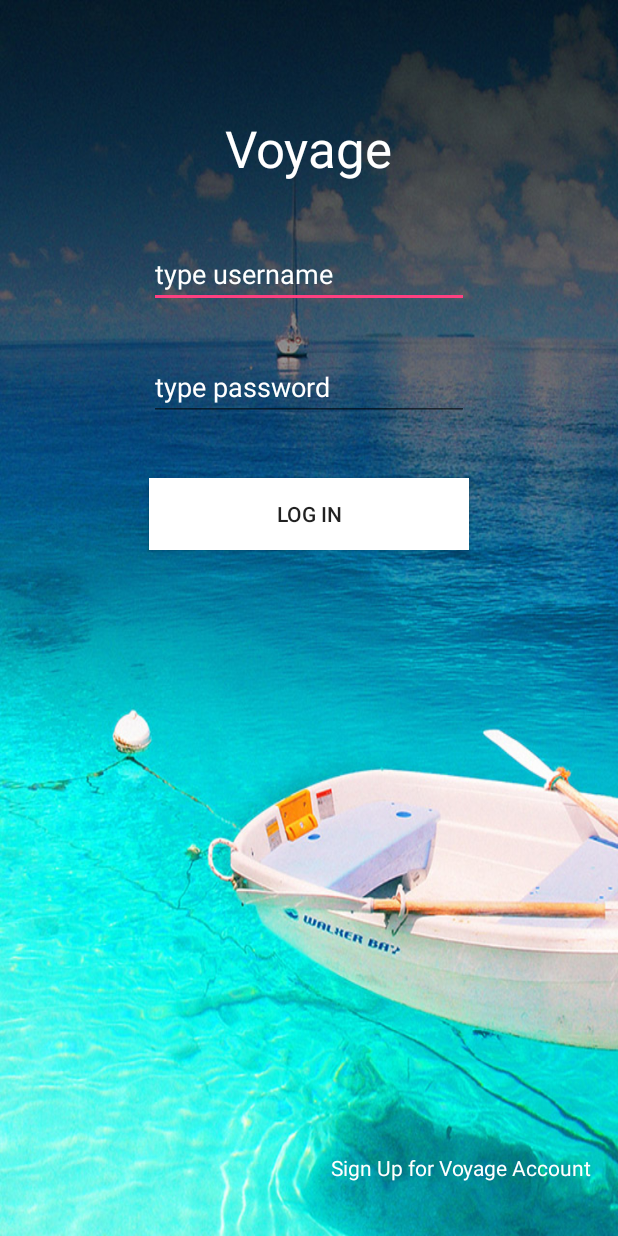
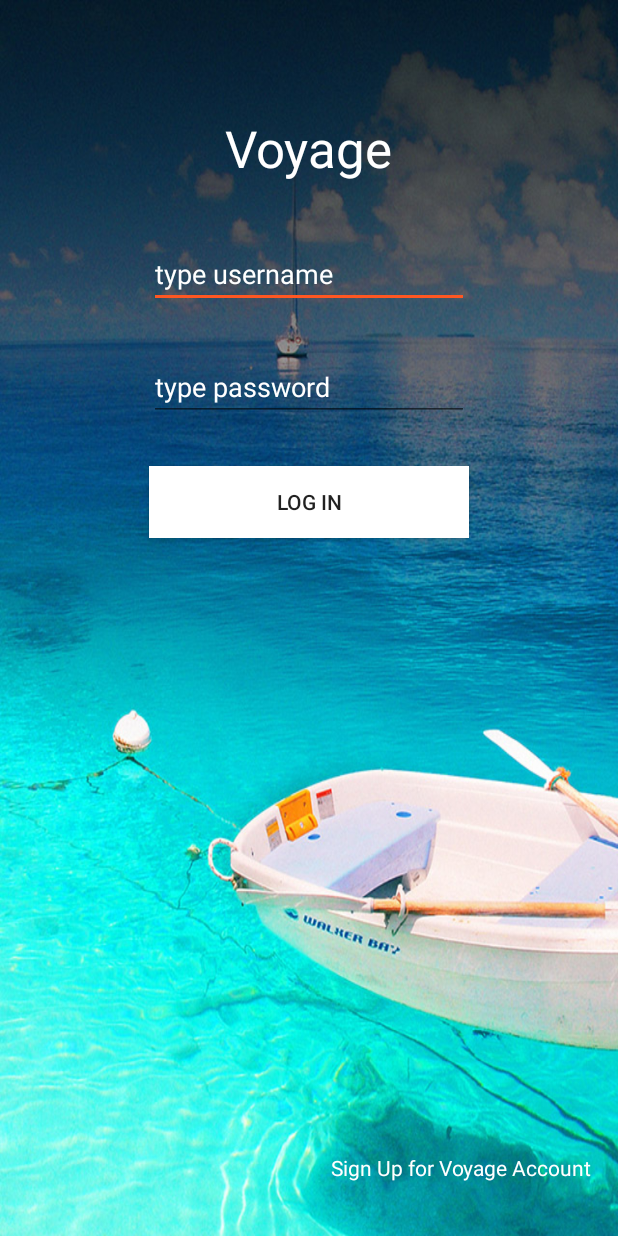
Before and after one commit to galqayeva/Voyage, an Android app: the screen it shows after launch (LoginActivity), on a phone screen of 412 x 824 dp. Run offline under Robolectric (Android 15) with nearby library versions, the phone set to English and light mode, and no system bars.

```diff
--- a/app/src/main/res/layout/activity_login.xml
+++ b/app/src/main/res/layout/activity_login.xml
@@ -37,7 +37,7 @@
         android:layout_width="wrap_content"
         android:layout_height="wrap_content"
         android:layout_below="@+id/editText2"
-        android:layout_marginTop="38dp"
+        android:layout_marginTop="30dp"
         android:text="Log In"
         android:layout_alignLeft="@+id/editText2"
         android:layout_alignStart="@+id/editText2"
--- a/app/src/main/res/values/colors.xml
+++ b/app/src/main/res/values/colors.xml
@@ -2,7 +2,7 @@
 <resources>
     <color name="colorPrimary">#FF5722</color>
     <color name="colorPrimaryDark">#68EFAD</color>
-    <color name="colorAccent">#FF4081</color>
+    <color name="colorAccent">#FF5722</color>
     <color name="colorLine">#1b3d2c</color>
     <color name="colorText">#aff7d3</color>
     <color name="colorButtonBegin">#9B26AF</color>
```
